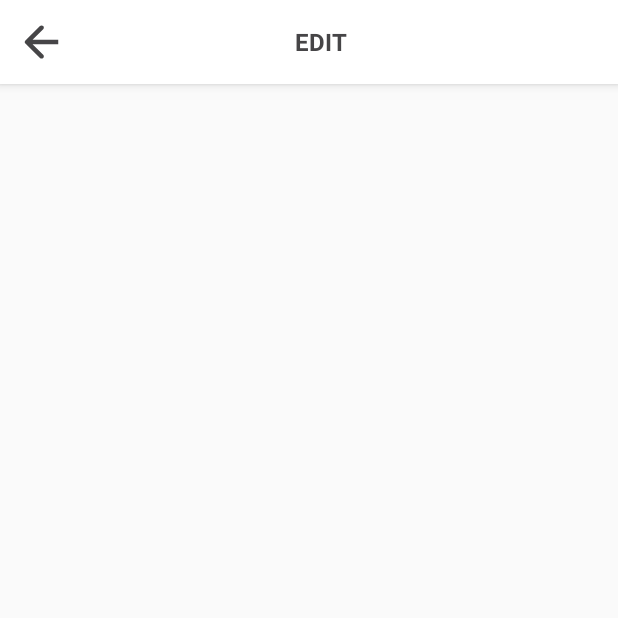
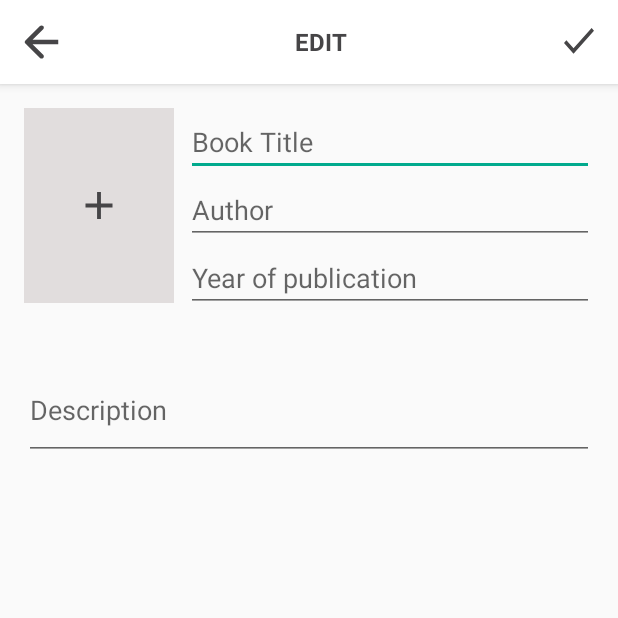
Before and after one commit to madmadik/EPAM-library, an Android app: the EditActivity screen opened directly, with no data from a screen before it, on a phone screen of 412 x 824 dp, the top half of it. Run offline under Robolectric (Android 15) with nearby library versions, the phone set to English and light mode, and no system bars.

Commit message:
Add EditActivity

```diff
--- /dev/null
+++ b/app/src/main/res/drawable/ic_add_cover.xml
@@ -0,0 +1,12 @@
+<vector xmlns:android="http://schemas.android.com/apk/res/android"
+    android:width="100dp"
+    android:height="130dp"
+    android:viewportWidth="100"
+    android:viewportHeight="130">
+  <path
+      android:pathData="M0,0h100v130h-100z"
+      android:fillColor="#E1DDDD"/>
+  <path
+      android:pathData="M59,66.286H51.286V74H48.714V66.286H41V63.714H48.714V56H51.286V63.714H59V66.286Z"
+      android:fillColor="#464547"/>
+</vector>
--- /dev/null
+++ b/app/src/main/res/drawable/ic_done.xml
@@ -0,0 +1,4 @@
+<vector android:height="18dp" android:viewportHeight="20"
+    android:viewportWidth="25" android:width="20dp" xmlns:android="http://schemas.android.com/apk/res/android">
+    <path android:fillColor="#464547" android:pathData="M7.9545,15.0568L1.9886,9.0909L0,11.0795L7.9545,19.0341L25,1.9886L23.0114,0L7.9545,15.0568Z"/>
+</vector>
--- a/app/src/main/res/layout/activity_edit.xml
+++ b/app/src/main/res/layout/activity_edit.xml
@@ -33,14 +33,74 @@
                     android:textColor="@color/colorEpamGray"
                     android:textSize="16sp"
                     android:textStyle="bold"/>
+
+            <ImageView
+                    android:id="@+id/done"
+                    android:layout_width="wrap_content"
+                    android:layout_height="wrap_content"
+                    app:srcCompat="@drawable/ic_done"
+                    android:layout_marginRight="16dp"
+                    android:layout_alignParentRight="true"
+                    android:layout_centerVertical="true"/>
         </RelativeLayout>
 
     </android.support.v7.widget.Toolbar>
 
     <LinearLayout
+            android:layout_marginTop="?attr/actionBarSize"
             android:layout_width="match_parent"
-            android:layout_height="match_parent">
+            android:layout_height="match_parent"
+            android:orientation="vertical">
 
+        <LinearLayout
+                android:layout_width="match_parent"
+                android:layout_height="wrap_content"
+                android:layout_margin="16dp"
+                android:orientation="horizontal">
 
+            <ImageView
+                    android:layout_width="wrap_content"
+                    android:layout_height="wrap_content"
+                    app:srcCompat="@drawable/ic_add_cover"/>
+
+            <LinearLayout
+                    android:layout_width="match_parent"
+                    android:layout_height="wrap_content"
+                    android:layout_marginStart="8dp"
+                    android:orientation="vertical"
+                    android:layout_marginLeft="8dp">
+
+                <EditText
+                        android:id="@+id/title"
+                        android:layout_width="match_parent"
+                        android:layout_height="wrap_content"
+                        android:hint="@string/label_title"/>
+
+                <EditText
+                        android:id="@+id/author"
+                        android:layout_width="match_parent"
+                        android:layout_height="wrap_content"
+                        android:inputType="textPersonName"
+                        android:hint="@string/label_author"/>
+
+                <EditText
+                        android:id="@+id/year"
+                        android:maxLength="4"
+                        android:layout_width="match_parent"
+                        android:layout_height="wrap_content"
+                        android:inputType="date"
+                        android:hint="@string/label_year"/>
+
+            </LinearLayout>
+
+        </LinearLayout>
+
+        <EditText
+                android:layout_width="match_parent"
+                android:layout_height="wrap_content"
+                android:layout_margin="16dp"
+                android:hint="@string/label_description"
+                android:lines="2"
+                android:maxLength="500"/>
     </LinearLayout>
 </FrameLayout>
--- a/app/src/main/res/values/strings.xml
+++ b/app/src/main/res/values/strings.xml
@@ -10,4 +10,8 @@
     <string name="by">by</string>
     <string name="owner">owner</string>
     <string name="title_edit">Edit</string>
+    <string name="label_title">Book Title</string>
+    <string name="label_author">Author</string>
+    <string name="label_year">Year of publication</string>
+    <string name="label_description">Description</string>
 </resources>
```
